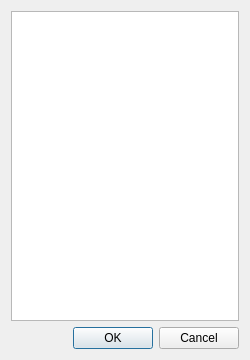
Before: the Qt Designer form Source/pathselectiondialog.ui in AliveTeam/qt-editor, drawn with Qt 5.
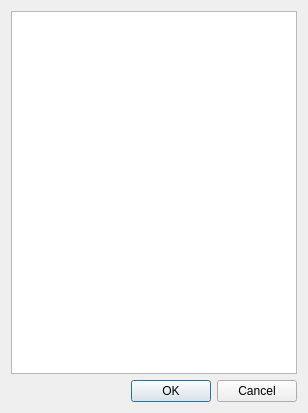
After: the same form once the commit is applied.

What changed in the file:
```diff
--- a/Source/pathselectiondialog.ui
+++ b/Source/pathselectiondialog.ui
@@ -6,8 +6,8 @@
    <rect>
     <x>0</x>
     <y>0</y>
-    <width>250</width>
-    <height>360</height>
+    <width>308</width>
+    <height>413</height>
    </rect>
   </property>
   <property name="windowTitle">
```
